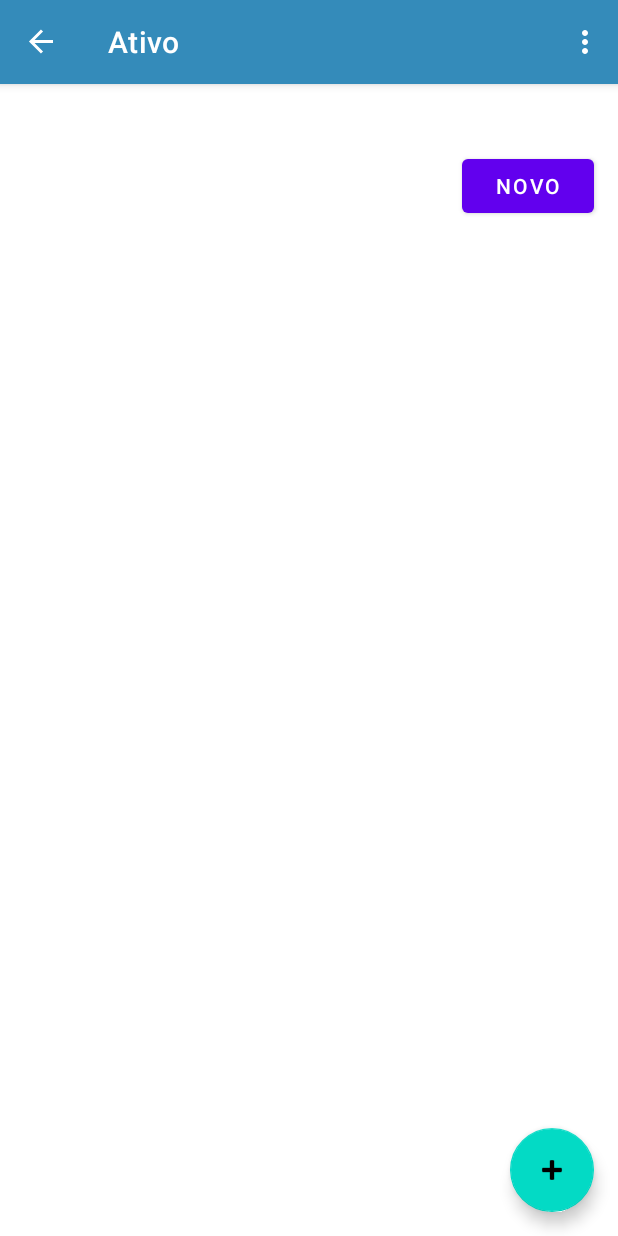
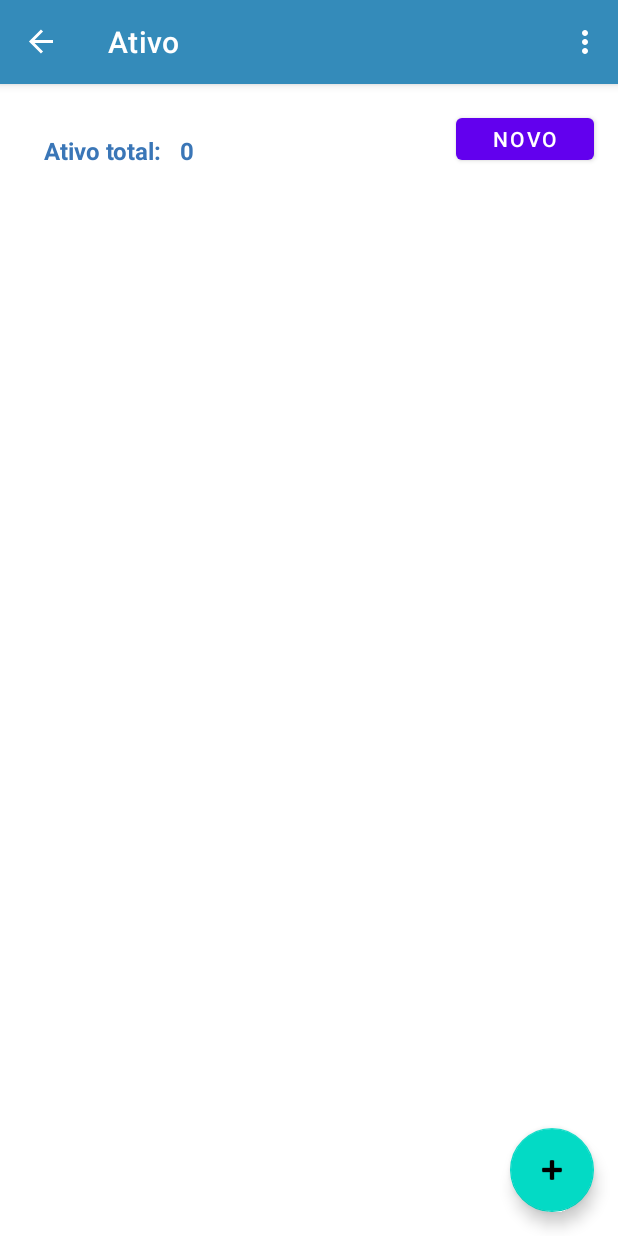
Before and after one commit to LaranjeiraPC/laFinance_Mobile, an Android app: the screen it shows after launch (PrincipalActivity), in the side drawer, after a tap on "Ativo", on a phone screen of 412 x 824 dp. Run offline under Robolectric (Android 15) with nearby library versions, the phone set to English and light mode, and no system bars; our stand-ins replace navigation-ui.

Commit message:
Implementação da listagem dos ativos

```diff
--- a/app/src/main/java/com/llo/lafinance/ui/ativo/AtivoFragment.java
+++ b/app/src/main/java/com/llo/lafinance/ui/ativo/AtivoFragment.java
@@ -8,6 +8,7 @@ import android.view.View;
 import android.view.ViewGroup;
 import android.widget.Button;
 import android.widget.ListView;
+import android.widget.TextView;
 
 import androidx.annotation.NonNull;
 import androidx.fragment.app.Fragment;
@@ -33,6 +34,9 @@ public class AtivoFragment extends Fragment {
         ArrayList<Ativo> ativos = new AtivoRepository(context).consultarAtivos();
         final ListView ativoListView = binding.listViewAtivo;
 
+        final TextView ativoTotalTextView = binding.idAtivoTotal;
+
+        this.definirQuantidadeTotalAtivos(ativoTotalTextView, ativos);
         this.definirListaAtivos(ativoListView, ativos);
 
         Button button = root.findViewById(R.id.buttonCadastraAtivo);
@@ -42,6 +46,10 @@ public class AtivoFragment extends Fragment {
         });
 
         return root;
+    }
+
+    private void definirQuantidadeTotalAtivos(TextView ativoTotalTextView, ArrayList<Ativo> ativos) {
+        ativoTotalTextView.setText(String.valueOf(ativos.size()));
     }
 
     private void definirListaAtivos(ListView ativo, ArrayList<Ativo> ativos) {
--- a/app/src/main/res/layout/activity_cadastra_ativo.xml
+++ b/app/src/main/res/layout/activity_cadastra_ativo.xml
@@ -4,7 +4,7 @@
     xmlns:tools="http://schemas.android.com/tools"
     android:layout_width="match_parent"
     android:layout_height="match_parent"
-    tools:context=".activity.CadastraAtivoActivity">
+    tools:context=".ui.ativo.CadastraAtivoActivity">
 
     <TextView
         android:id="@+id/textViewLegendaNomeAtivo"
--- a/app/src/main/res/layout/fragment_ativo.xml
+++ b/app/src/main/res/layout/fragment_ativo.xml
@@ -4,30 +4,59 @@
     xmlns:tools="http://schemas.android.com/tools"
     android:layout_width="match_parent"
     android:layout_height="match_parent"
-    tools:context=".ui.ativo.AtivoFragment"
-    android:background="@color/white">
+    android:background="@color/white"
+    tools:context=".ui.ativo.AtivoFragment">
+
+    <TextView
+        android:id="@+id/idAtivoTotal"
+        android:layout_width="wrap_content"
+        android:layout_height="wrap_content"
+        android:text="0"
+        android:textColor="#3A76B7"
+        android:textSize="16sp"
+        android:textStyle="bold"
+        app:layout_constraintBottom_toBottomOf="parent"
+        app:layout_constraintEnd_toEndOf="parent"
+        app:layout_constraintHorizontal_bias="0.298"
+        app:layout_constraintStart_toStartOf="parent"
+        app:layout_constraintTop_toTopOf="parent"
+        app:layout_constraintVertical_bias="0.045" />
+
+    <TextView
+        android:id="@+id/idAtivoTotalLegenda"
+        android:layout_width="wrap_content"
+        android:layout_height="wrap_content"
+        android:text="Ativo total: "
+        android:textColor="#3A76B7"
+        android:textSize="16sp"
+        android:textStyle="bold"
+        app:layout_constraintBottom_toBottomOf="parent"
+        app:layout_constraintEnd_toEndOf="parent"
+        app:layout_constraintHorizontal_bias="0.09"
+        app:layout_constraintStart_toStartOf="parent"
+        app:layout_constraintTop_toTopOf="parent"
+        app:layout_constraintVertical_bias="0.045" />
 
     <ListView
         android:id="@+id/listViewAtivo"
-        android:layout_width="414dp"
-        android:layout_height="605dp"
+        android:layout_width="405dp"
+        android:layout_height="617dp"
         app:layout_constraintBottom_toBottomOf="parent"
         app:layout_constraintEnd_toEndOf="parent"
-        app:layout_constraintHorizontal_bias="1.0"
         app:layout_constraintStart_toStartOf="parent"
-        app:layout_constraintTop_toTopOf="parent"
-        app:layout_constraintVertical_bias="1.0" />
+        app:layout_constraintTop_toBottomOf="@+id/idAtivoTotalLegenda"
+        app:layout_constraintVertical_bias="0.25" />
 
     <Button
         android:id="@+id/buttonCadastraAtivo"
-        android:layout_width="wrap_content"
-        android:layout_height="wrap_content"
+        android:layout_width="92dp"
+        android:layout_height="40dp"
         android:text="Novo"
         app:layout_constraintBottom_toBottomOf="parent"
         app:layout_constraintEnd_toEndOf="parent"
-        app:layout_constraintHorizontal_bias="0.95"
+        app:layout_constraintHorizontal_bias="0.949"
         app:layout_constraintStart_toStartOf="parent"
         app:layout_constraintTop_toTopOf="parent"
-        app:layout_constraintVertical_bias="0.061" />
+        app:layout_constraintVertical_bias="0.023" />
 
 </androidx.constraintlayout.widget.ConstraintLayout>
```
Also changed, not shown: app/src/main/res/layout/list_item_ativo.xml (+14 -14 lines).
